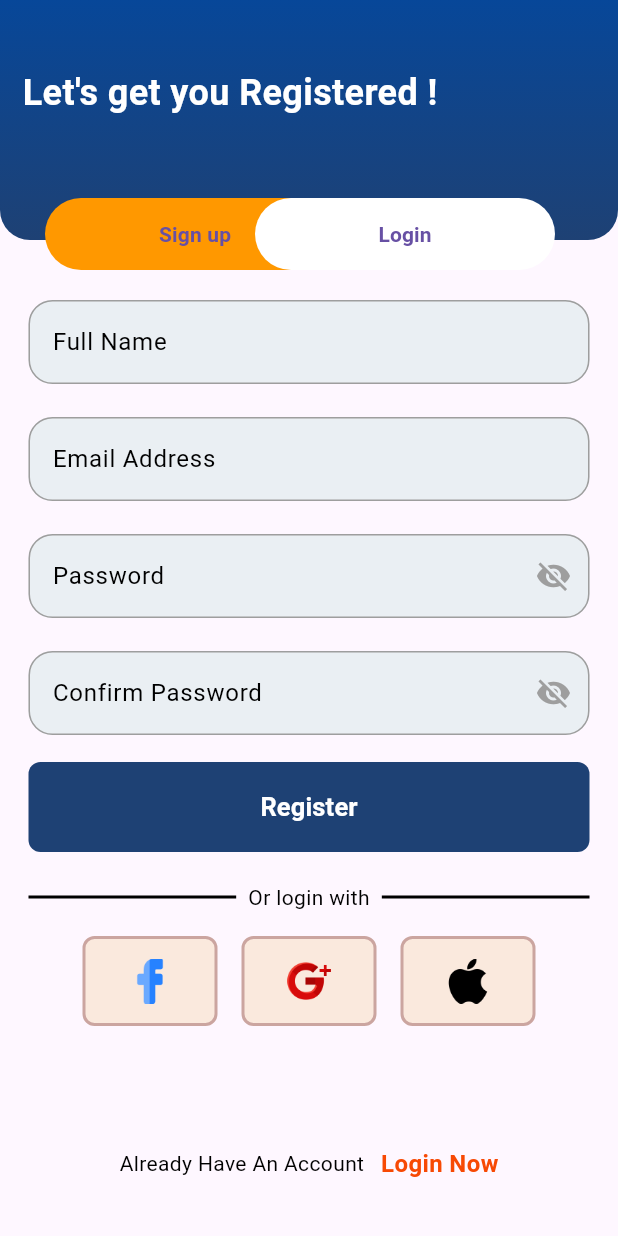
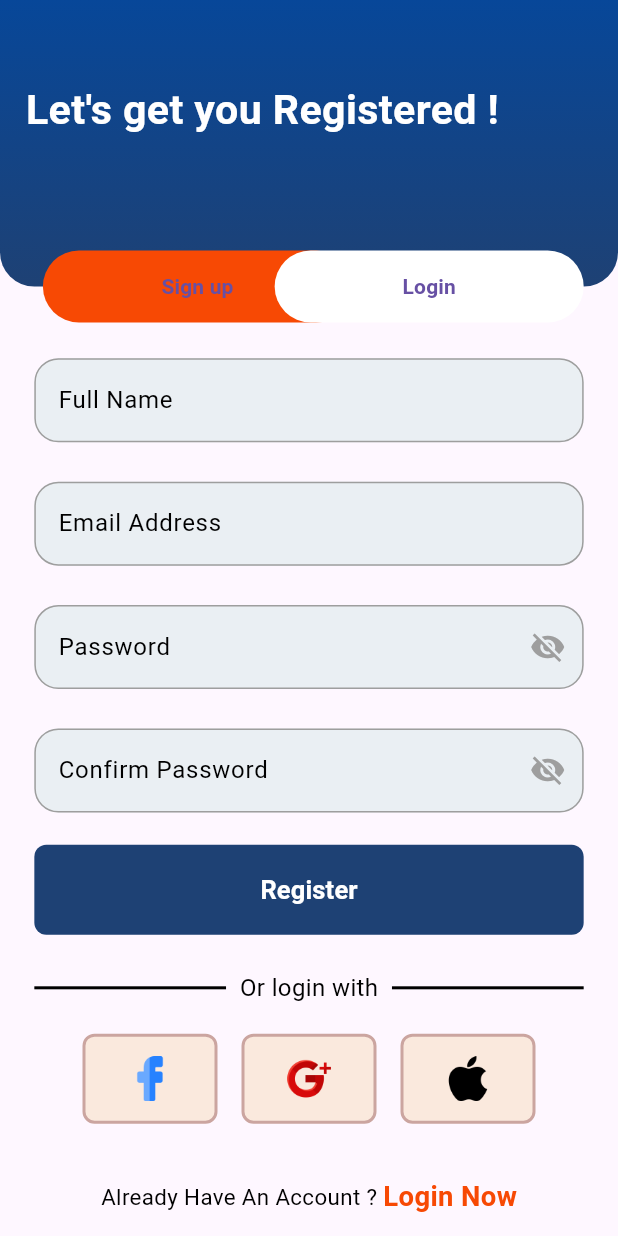
Before and after one commit to Campus-Trade/Campus-Trade, a Flutter app: the screen it shows after launch, after a tap on "Sign up", on a phone screen of 412 x 824 dp. Run offline on Flutter 3.47's test engine with Material 3 defaults, Android fonts, the phone set to English and light mode, and no system bars; our stand-ins replace flutter_screenutil.

Commit message:
responsive ui

```diff
--- a/lib/main.dart
+++ b/lib/main.dart
@@ -1,4 +1,5 @@
 import 'package:flutter/material.dart';
+import 'package:flutter_screenutil/flutter_screenutil.dart';
 import 'pages/login_page.dart';
 
 void main() {
@@ -10,9 +11,16 @@ class CampusTrade extends StatelessWidget {
 
   @override
   Widget build(BuildContext context) {
-    return const MaterialApp(
-      debugShowCheckedModeBanner: false,
-      home: LoginPage(),
-    );
+    return ScreenUtilInit(
+        designSize: const Size(360, 690),
+        minTextAdapt: true,
+        splitScreenMode: true,
+        // Use builder only if you need to use library outside ScreenUtilInit context
+        builder: (context, child) {
+          return const MaterialApp(
+            debugShowCheckedModeBanner: false,
+            home: LoginPage(),
+          );
+        });
   }
 }
--- a/lib/pages/login_page.dart
+++ b/lib/pages/login_page.dart
@@ -3,6 +3,7 @@ import 'package:depi/widget/button.dart';
 import 'package:depi/widget/icon.dart';
 import 'package:depi/widget/text_field.dart';
 import 'package:flutter/material.dart';
+import 'package:flutter_screenutil/flutter_screenutil.dart';
 
 class LoginPage extends StatelessWidget {
   const LoginPage({super.key});
@@ -20,7 +21,7 @@ class LoginPage extends StatelessWidget {
               Container(
                 alignment: Alignment.topLeft,
                 width: double.infinity,
-                height: 160,
+                height: 160.h,
                 decoration: const BoxDecoration(
                   borderRadius: BorderRadius.only(
                     bottomLeft: Radius.circular(20),
@@ -36,13 +37,13 @@ class LoginPage extends StatelessWidget {
                   ),
                 ),
               ),
-              const Positioned(
+              Positioned(
                 top: 45,
                 left: 15,
                 child: Text(
                   "Let's get you Login !",
                   style: TextStyle(
-                    fontSize: 24,
+                    fontSize: 24.sp,
                     color: Colors.white,
                     fontWeight: FontWeight.bold,
                   ),
@@ -50,14 +51,14 @@ class LoginPage extends StatelessWidget {
               ),
               ///////////////////////////////////////////////
               Positioned(
-                left: 30,
-                bottom: -20,
+                left: 25.w,
+                bottom: -20.h,
                 child: Container(
                   decoration: BoxDecoration(
                     borderRadius: BorderRadius.circular(40),
                     color: Colors.white,
                   ),
-                  width: 200,
+                  width: 180.w,
                   child: TextButton(
                     onPressed: () {
                       Navigator.push(
@@ -69,10 +70,12 @@ class LoginPage extends StatelessWidget {
                         ),
                       );
                     },
-                    child: const Text(
-                      "Sign up",
-                      style: TextStyle(
-                        fontWeight: FontWeight.bold,
+                    child: Center(
+                      child: const Text(
+                        "Sign up",
+                        style: TextStyle(
+                          fontWeight: FontWeight.bold,
+                        ),
                       ),
                     ),
                   ),
@@ -80,14 +83,14 @@ class LoginPage extends StatelessWidget {
               ),
               ///////////////////////////////////////////////
               Positioned(
-                left: 170,
-                bottom: -20,
+                left: 160.w,
+                bottom: -20.h,
                 child: Container(
                   decoration: BoxDecoration(
-                    borderRadius: BorderRadius.circular(40),
-                    color: Colors.orange,
+                    borderRadius: BorderRadius.circular(40).w,
+                    color: Color.fromARGB(255, 247, 73, 4),
                   ),
-                  width: 200,
+                  width: 180.w,
                   child: TextButton(
                     onPressed: () {
                       Navigator.push(
@@ -112,56 +115,56 @@ class LoginPage extends StatelessWidget {
           ),
           //////////////////////////////////////////////////////////////
           Padding(
-            padding: const EdgeInsets.symmetric(horizontal: 19),
+            padding: EdgeInsets.symmetric(horizontal: 19.r),
             child: Column(
               children: [
-                const SizedBox(height: 80),
+                SizedBox(height: 80.h),
                 const CustomTextField(
                   hintText: 'Enter your Email',
                   isPassword: false,
                 ),
-                const SizedBox(height: 22),
+                SizedBox(height: 22.h),
                 const CustomTextField(
                   hintText: 'Password',
                   isPassword: true,
                 ),
-                const SizedBox(height: 18),
-                const Row(
+                SizedBox(height: 18.h),
+                Row(
                   mainAxisAlignment: MainAxisAlignment.end,
                   children: [
                     Text(
                       'Forget password ',
                       style: TextStyle(
-                        fontSize: 17,
+                        fontSize: 17.sp,
                         color: Color.fromARGB(255, 247, 73, 4),
                       ),
                     ),
                   ],
                 ),
-                const SizedBox(height: 18),
+                SizedBox(height: 18.h),
                 CustomButton(
                   name: 'Login',
                 ),
-                const SizedBox(height: 30),
-                const Row(
+                SizedBox(height: 30.h),
+                Row(
                   children: [
-                    Expanded(
+                    const Expanded(
                       child: Divider(
                         color: Colors.black,
                         thickness: 2,
                       ),
                     ),
                     Padding(
-                      padding: EdgeInsets.symmetric(horizontal: 8),
+                      padding: EdgeInsets.symmetric(horizontal: 8.r),
                       child: Text(
                         'Or login with',
                         style: TextStyle(
-                          fontSize: 14,
+                          fontSize: 14.sp,
                           color: Colors.black,
                         ),
                       ),
                     ),
-                    Expanded(
+                    const Expanded(
                       child: Divider(
                         color: Colors.black,
                         thickness: 2,
@@ -169,7 +172,7 @@ class LoginPage extends StatelessWidget {
                     ),
                   ],
                 ),
-                const SizedBox(height: 16),
+                SizedBox(height: 16.h),
                 Row(
                   mainAxisAlignment: MainAxisAlignment.center,
                   children: [
@@ -181,7 +184,7 @@ class LoginPage extends StatelessWidget {
                     Item(icon: Image.asset('assets/image/apple_731985.png')),
                   ],
                 ),
-                const SizedBox(height: 120),
+                SizedBox(height: 120.h),
                 Row(
                   mainAxisAlignment: MainAxisAlignment.center,
                   children: [
@@ -202,10 +205,10 @@ class LoginPage extends StatelessWidget {
                           ),
                         );
                       },
-                      child: const Text(
+                      child: Text(
                         'Register Here',
                         style: TextStyle(
-                          fontSize: 16,
+                          fontSize: 16.sp,
                           color: Color.fromARGB(255, 247, 73, 4),
                           fontWeight: FontWeight.bold,
                         ),
@@ -213,7 +216,7 @@ class LoginPage extends StatelessWidget {
                     ),
                   ],
                 ),
-                const SizedBox(height: 16),
+                SizedBox(height: 16.h),
               ],
             ),
           ),
--- a/lib/pages/signup_page.dart
+++ b/lib/pages/signup_page.dart
@@ -3,6 +3,7 @@ import 'package:depi/widget/button.dart';
 import 'package:depi/widget/icon.dart';
 import 'package:depi/widget/text_field.dart';
 import 'package:flutter/material.dart';
+import 'package:flutter_screenutil/flutter_screenutil.dart';
 
 class SignupPage extends StatelessWidget {
   const SignupPage({super.key});
@@ -20,13 +21,13 @@ class SignupPage extends StatelessWidget {
                 Container(
                   alignment: Alignment.topLeft,
                   width: double.infinity,
-                  height: 160,
-                  decoration: const BoxDecoration(
+                  height: 160.h,
+                  decoration: BoxDecoration(
                     borderRadius: BorderRadius.only(
-                      bottomLeft: Radius.circular(20),
-                      bottomRight: Radius.circular(20),
+                      bottomLeft: Radius.circular(20).w,
+                      bottomRight: Radius.circular(20).w,
                     ),
-                    gradient: LinearGradient(
+                    gradient: const LinearGradient(
                       colors: [
                         Color(0xff1E4174),
                         Color(0xff074799),
@@ -36,13 +37,13 @@ class SignupPage extends StatelessWidget {
                     ),
                   ),
                 ),
-                const Positioned(
-                  top: 45,
-                  left: 15,
+                Positioned(
+                  top: 45.h,
+                  left: 15.w,
                   child: Text(
                     "Let's get you Registered !",
                     style: TextStyle(
-                      fontSize: 24,
+                      fontSize: 24.sp,
                       color: Colors.white,
                       fontWeight: FontWeight.bold,
                     ),
@@ -50,14 +51,14 @@ class SignupPage extends StatelessWidget {
                 ),
                 ///////////////////////////////////////////////
                 Positioned(
-                  left: 30,
-                  bottom: -20,
+                  left: 25.w,
+                  bottom: -20.h,
                   child: Container(
                     decoration: BoxDecoration(
-                      borderRadius: BorderRadius.circular(40),
-                      color: Colors.orange,
+                      borderRadius: BorderRadius.circular(40).w,
+                      color: Color.fromARGB(255, 247, 73, 4),
                     ),
-                    width: 200,
+                    width: 180.w,
                     child: TextButton(
                       onPressed: () {
                         Navigator.push(
@@ -69,10 +70,12 @@ class SignupPage extends StatelessWidget {
                           ),
                         );
                       },
-                      child: const Text(
-                        "Sign up",
-                        style: TextStyle(
-                          fontWeight: FontWeight.bold,
+                      child: const Center(
+                        child: Text(
+                          "Sign up",
+                          style: TextStyle(
+                            fontWeight: FontWeight.bold,
+                          ),
                         ),
                       ),
                     ),
@@ -80,14 +83,14 @@ class SignupPage extends StatelessWidget {
                 ),
                 ///////////////////////////////////////////////
                 Positioned(
-                  left: 170,
-                  bottom: -20,
+                  left: 160.w,
+                  bottom: -20.h,
                   child: Container(
                     decoration: BoxDecoration(
-                      borderRadius: BorderRadius.circular(40),
+                      borderRadius: BorderRadius.circular(40).w,
                       color: Colors.white,
                     ),
-                    width: 200,
+                    width: 180.w,
                     child: TextButton(
                       onPressed: () {
                         Navigator.push(
@@ -113,53 +116,53 @@ class SignupPage extends StatelessWidget {
 
             /////////////////////////
             Padding(
-              padding: const EdgeInsets.symmetric(horizontal: 19),
+              padding: const EdgeInsets.symmetric(horizontal: 20).w,
               child: Column(
                 children: [
-                  const SizedBox(height: 40),
+                  SizedBox(height: 40.h),
                   const CustomTextField(
                     hintText: 'Full Name',
                     isPassword: false,
                   ),
-                  const SizedBox(height: 22),
+                  SizedBox(height: 22.h),
                   const CustomTextField(
                     hintText: 'Email Address',
                     isPassword: false,
                   ),
-                  const SizedBox(height: 22),
+                  SizedBox(height: 22.h),
                   const CustomTextField(
                     hintText: 'Password',
                     isPassword: true,
                   ),
-                  const SizedBox(height: 22),
+                  SizedBox(height: 22.h),
                   const CustomTextField(
                     hintText: 'Confirm Password',
                     isPassword: true,
                   ),
-                  const SizedBox(height: 18),
+                  SizedBox(height: 18.h),
                   CustomButton(
                     name: 'Register',
                   ),
-                  const SizedBox(height: 20),
-                  const Row(
+                  SizedBox(height: 20.h),
+                  Row(
                     children: [
-                      Expanded(
+                      const Expanded(
                         child: Divider(
                           color: Colors.black,
                           thickness: 2,
                         ),
                       ),
                       Padding(
-                        padding: EdgeInsets.symmetric(horizontal: 8),
+                        padding: EdgeInsets.symmetric(horizontal: 8).w,
                         child: Text(
                           'Or login with',
                           style: TextStyle(
-                            fontSize: 14,
+                            fontSize: 14.sp,
                             color: Colors.black,
                           ),
                         ),
                       ),
-                      Expanded(
+                      const Expanded(
                         child: Divider(
                           color: Colors.black,
                           thickness: 2,
@@ -167,7 +170,7 @@ class SignupPage extends StatelessWidget {
                       ),
                     ],
                   ),
-                  const SizedBox(height: 16),
+                  SizedBox(height: 16.h),
                   Row(
                     mainAxisAlignment: MainAxisAlignment.center,
                     children: [
@@ -182,13 +185,14 @@ class SignupPage extends StatelessWidget {
                       Item(icon: Image.asset('assets/image/apple_731985.png')),
                     ],
                   ),
-                  const SizedBox(height: 80),
+                  SizedBox(height: 30.h),
                   Row(
                     mainAxisAlignment: MainAxisAlignment.center,
                     children: [
-                      const Text(
-                        'Already Have An Account   ',
+                      Text(
+                        'Already Have An Account ? ',
                         style: TextStyle(
+                          fontSize: 13.sp,
                           color: Colors.black,
                         ),
                       ),
@@ -203,10 +207,10 @@ class SignupPage extends StatelessWidget {
                             ),
                           );
                         },
-                        child: const Text(
+                        child: Text(
                           'Login Now',
                           style: TextStyle(
-                            fontSize: 16,
+                            fontSize: 16.sp,
                             color: Color.fromARGB(255, 247, 73, 4),
                             fontWeight: FontWeight.bold,
                           ),
--- a/pubspec.yaml
+++ b/pubspec.yaml
@@ -35,6 +35,7 @@ dependencies:
   # The following adds the Cupertino Icons font to your application.
   # Use with the CupertinoIcons class for iOS style icons.
   cupertino_icons: ^1.0.8
+  flutter_screenutil: ^5.9.3
 
 dev_dependencies:
   flutter_test:
```
Also changed, not shown: pubspec.lock.
